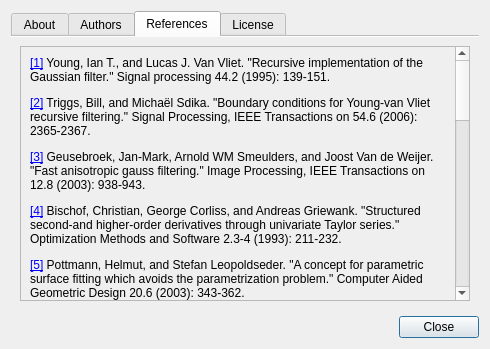
Before: the Qt Designer form ui/AboutDialog.ui in trufanov-nok/scantailor-universal, drawn with Qt 5.
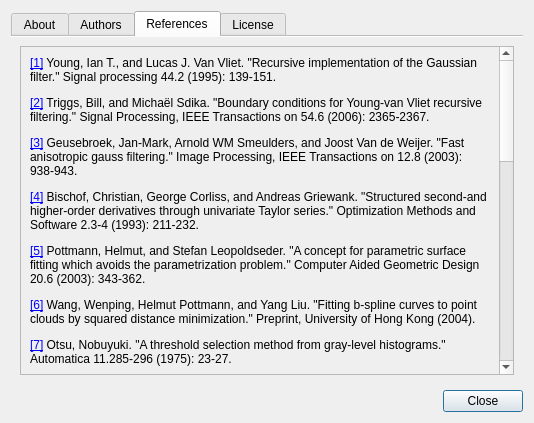
After: the same form once the commit is applied. The open tabs and pages were chosen to show the change. Icons and pictures are not drawn.

Commit message: Add references to 2 more papers

```diff
--- a/ui/AboutDialog.ui
+++ b/ui/AboutDialog.ui
@@ -6,8 +6,8 @@
    <rect>
     <x>0</x>
     <y>0</y>
-    <width>490</width>
-    <height>349</height>
+    <width>534</width>
+    <height>423</height>
    </rect>
   </property>
   <property name="windowTitle">
@@ -380,9 +380,9 @@
           <property name="geometry">
            <rect>
             <x>0</x>
-            <y>0</y>
-            <width>423</width>
-            <height>1106</height>
+            <y>-843</y>
+            <width>467</width>
+            <height>1178</height>
            </rect>
           </property>
           <layout class="QVBoxLayout" name="verticalLayout_9">
@@ -417,7 +417,7 @@
 &lt;a href=&quot;http://scholar.google.com/scholar?q=Niblack%2C+W.%3A+An+Introduction+to+Digital+Image+Processing.&quot;&gt;[9]&lt;/a&gt; Niblack, Wayne. An introduction to digital image processing. Englewood Cliffs, N. J., Prentice Hall (1986) 115-116
 &lt;/p&gt;
 &lt;p&gt;
-&lt;a href=&quot;http://scholar.google.com/scholar?q=Adaptive+degraded+document+image+binarization&quot;&gt;[10]&lt;/a&gt; Gatos, Basilios, Ioannis Pratikakis, and Stavros J. Perantonis. &quot;Adaptive degraded document image binarization.&quot; Pattern recognition 39.3 (2006): 317-327.
+&lt;a href=&quot;http://scholar.google.com/scholar?q=An+adaptive+binarization+technique+for+low+quality+historical+documents&quot;&gt;[10]&lt;/a&gt; Gatos, Basilios, Ioannis Pratikakis, and Stavros J. Perantonis. &quot;An adaptive binarization technique for low quality historical documents.&quot; Document Analysis Systems VI. Springer Berlin Heidelberg, 2004. 102-113.
 &lt;/p&gt;
 &lt;p&gt;
 &lt;a href=&quot;http://scholar.google.com/scholar?q=Adaptive+document+image+binarization&quot;&gt;[11]&lt;/a&gt; Sauvola, Jaakko, and Matti Pietikäinen. &quot;Adaptive document image binarization.&quot; Pattern recognition 33.2 (2000): 225-236.
@@ -442,6 +442,12 @@
 &lt;/p&gt;
 &lt;p&gt;
 &lt;a href=&quot;http://scholar.google.com/scholar?q=X-splines%3A+A+spline+model+designed+for+the+end-user&quot;&gt;[18]&lt;/a&gt; Blanc, Carole, and Christophe Schlick. &quot;X-splines: A spline model designed for the end-user.&quot; Proceedings of the 22nd annual conference on Computer graphics and interactive techniques. ACM, 1995.
+&lt;/p&gt;
+&lt;p&gt;
+&lt;a href=&quot;http://scholar.google.com/scholar?q=Danielsson+Euclidean+distance+mapping&quot;&gt;[19]&lt;/a&gt; Danielsson, Per-Erik. &quot;Euclidean distance mapping.&quot; Computer Graphics and image processing 14.3 (1980): 227-248.
+&lt;/p&gt;
+&lt;p&gt;
+&lt;a href=&quot;http://scholar.google.com/scholar?q=A+general+algorithm+for+computing+distance+transforms+in+linear+time&quot;&gt;[20]&lt;/a&gt; Meijster, Arnold, Jos BTM Roerdink, and Wim H. Hesselink. &quot;A general algorithm for computing distance transforms in linear time.&quot; Mathematical Morphology and its applications to image and signal processing. Springer US, 2002. 331-340.
 &lt;/p&gt;</string>
              </property>
              <property name="textFormat">
```
Left out of the diff: 7 changed lines with no effect on the pictures. The commit also changes 2 other files.
